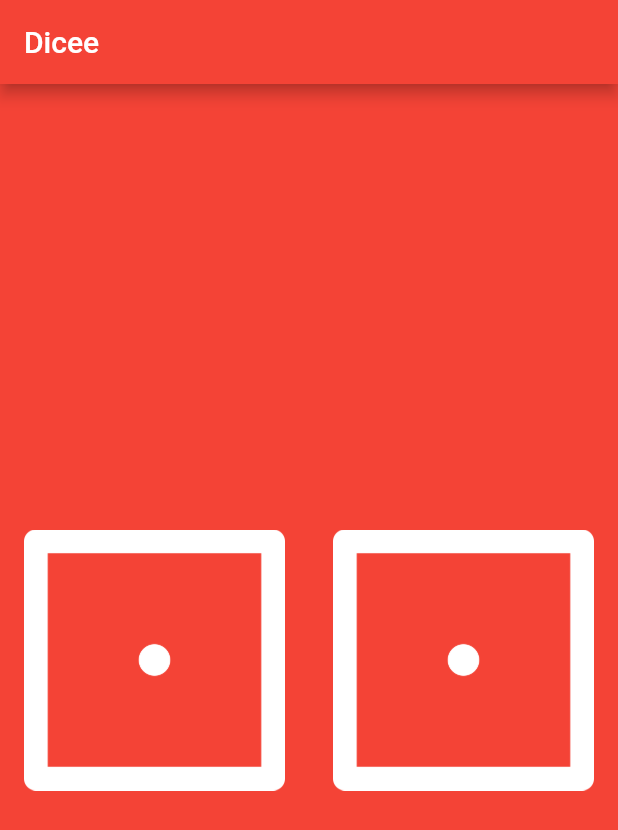
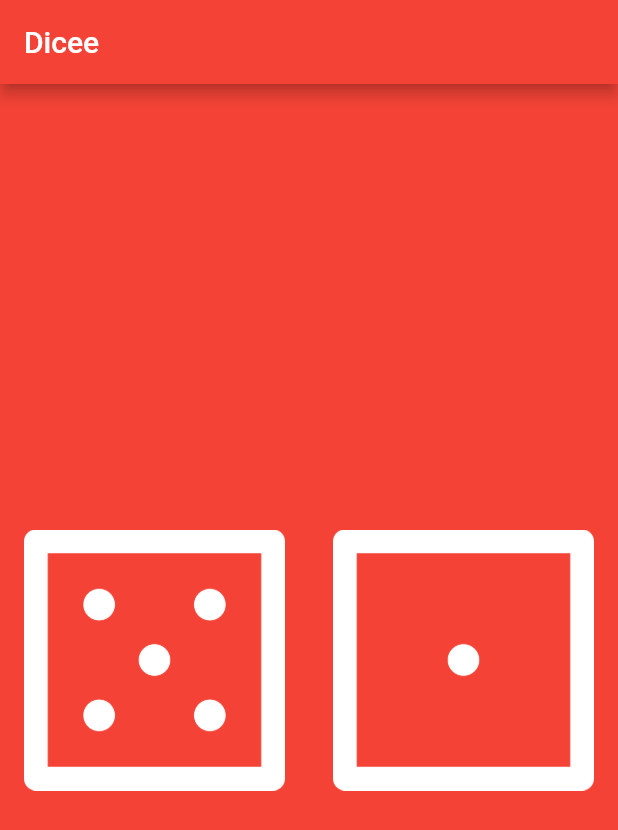
Before and after one commit to n04h/flutter_practice, a Flutter app: the screen it shows after launch, on a phone screen of 412 x 824 dp. Shown: the top 830 px of the screen. Run offline on Flutter 3.47's test engine with Material 2 defaults, Android fonts, the phone set to English and light mode, and no system bars.

Commit message:
✨ 変数をつかった（文字列内での使用方法もあり）

```diff
--- a/lib/main.dart
+++ b/lib/main.dart
@@ -18,6 +18,8 @@ void main() {
 class DicePage extends StatelessWidget {
   @override
   Widget build(BuildContext context) {
+    var leftDiceNumber = 5; // build外に書くとホットリロードされないので注意
+
     return Center(
       child: Row(
         children: <Widget>[
@@ -26,7 +28,7 @@ class DicePage extends StatelessWidget {
               onPressed: () {
                 print('Left button got pressed.');
               },
-              child: Image.asset('images/dice1.png'),
+              child: Image.asset('images/dice$leftDiceNumber.png'),
             ),
           ),
           Expanded(
```
